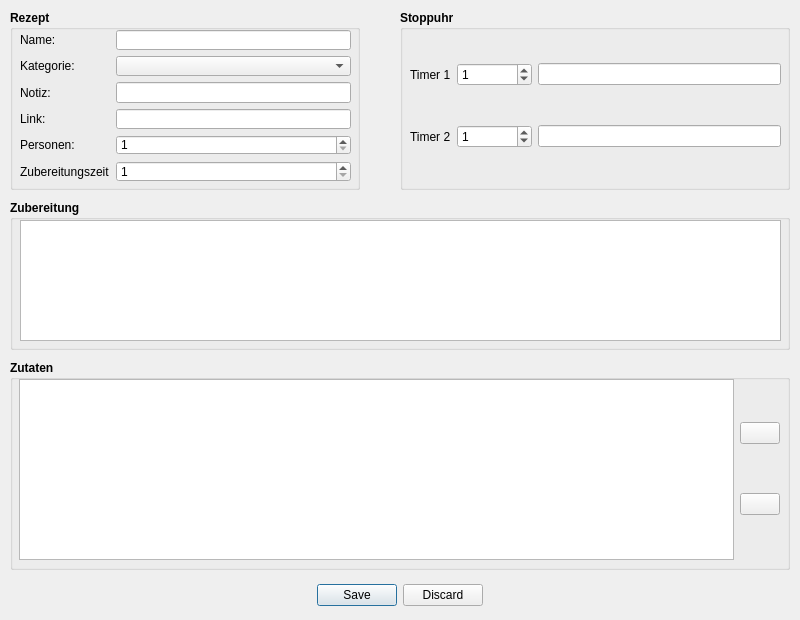
Old version of the form src/Dialog/RecipeDialog/recipedialog.ui in the repository Kampi/Food-Database.
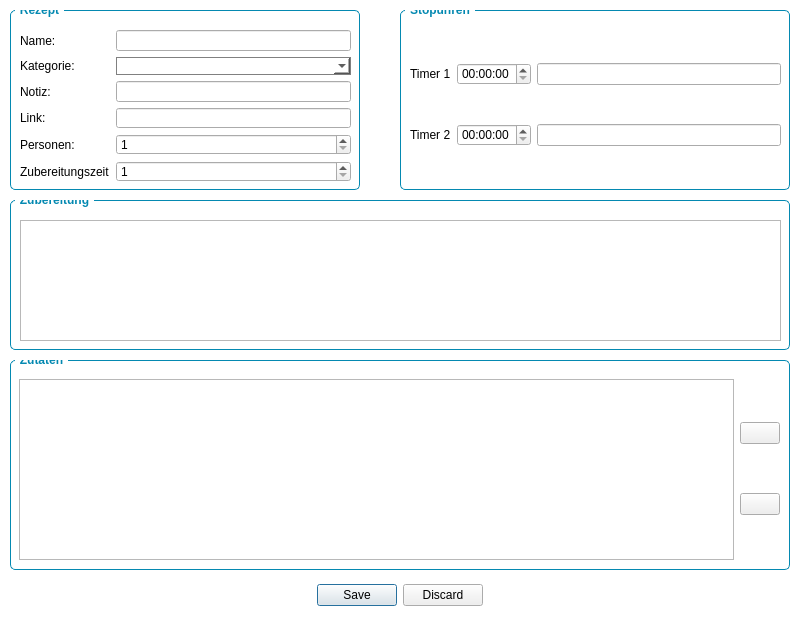
New version of the form. Icons and pictures are not drawn.

Commit message: mainwindow: - Disable resize from statusbar - Update layout for database state - Add missing default category for new recipe - Add sorting for settings category - Rename dialog signals - Rename actions - Fix wrong 'Export successful' message when recipe export was aborted

Diff of the .ui file:
```diff
--- a/src/Dialog/RecipeDialog/recipedialog.ui
+++ b/src/Dialog/RecipeDialog/recipedialog.ui
@@ -15,7 +15,35 @@
   </property>
   <property name="windowIcon">
    <iconset resource="../../Ressources.qrc">
-    <normaloff>:/Icon/Ressources/Icons/ApplicationIcon.ico</normaloff>:/Icon/Ressources/Icons/ApplicationIcon.ico</iconset>
+    <normaloff>:/Icon/Ressources/Icons/icons8-food-24.png</normaloff>:/Icon/Ressources/Icons/icons8-food-24.png</iconset>
+  </property>
+  <property name="autoFillBackground">
+   <bool>false</bool>
+  </property>
+  <property name="styleSheet">
+   <string notr="true">QDialog {
+	background-color: #FFFFFF;
+}
+
+QComboBox {
+	background-color: #FFFFFF;
+    border: 1px solid gray;
+}
+
+QGroupBox {
+	font-weight: bold;
+	color: #0489B1;
+	background: #FFFFFF;
+	border: 1px solid #0489B1;
+	border-radius: 5px;
+	margin-top: 2ex;
+}
+
+QGroupBox::title {
+	top: -7px;
+	left: 5px;
+	padding: 0 3px;
+}</string>
   </property>
   <widget class="QGroupBox" name="groupBox_Ingredients">
    <property name="geometry">
@@ -151,7 +179,7 @@
     </font>
    </property>
    <property name="title">
-    <string>Stoppuhr</string>
+    <string>Stopuhren</string>
    </property>
    <widget class="QWidget" name="verticalLayoutWidget">
     <property name="geometry">
@@ -179,19 +207,7 @@
         </widget>
        </item>
        <item>
-        <widget class="QSpinBox" name="spinBox_Timer1">
-         <property name="minimumSize">
-          <size>
-           <width>75</width>
-           <height>0</height>
-          </size>
-         </property>
-         <property name="baseSize">
-          <size>
-           <width>0</width>
-           <height>0</height>
-          </size>
-         </property>
+        <widget class="QTimeEdit" name="timeEdit_Timer1">
          <property name="font">
           <font>
            <weight>50</weight>
@@ -201,17 +217,8 @@
          <property name="toolTip">
           <string>Stoppuhr 1</string>
          </property>
-         <property name="suffix">
-          <string/>
-         </property>
-         <property name="minimum">
-          <number>0</number>
-         </property>
-         <property name="maximum">
-          <number>99999</number>
-         </property>
-         <property name="value">
-          <number>1</number>
+         <property name="displayFormat">
+          <string>HH:mm:ss</string>
          </property>
         </widget>
        </item>
@@ -252,13 +259,7 @@
         </widget>
        </item>
        <item>
-        <widget class="QSpinBox" name="spinBox_Timer2">
-         <property name="minimumSize">
-          <size>
-           <width>75</width>
-           <height>0</height>
-          </size>
-         </property>
+        <widget class="QTimeEdit" name="timeEdit_Timer2">
          <property name="font">
           <font>
            <weight>50</weight>
@@ -268,17 +269,8 @@
          <property name="toolTip">
           <string>Stoppuhr 2</string>
          </property>
-         <property name="suffix">
-          <string/>
-         </property>
-         <property name="minimum">
-          <number>0</number>
-         </property>
-         <property name="maximum">
-          <number>99999</number>
-         </property>
-         <property name="value">
-          <number>1</number>
+         <property name="displayFormat">
+          <string>HH:mm:ss</string>
          </property>
         </widget>
        </item>
```
Left out of the diff: 33 changed lines with no effect on the pictures. The commit also changes 45 other files.
